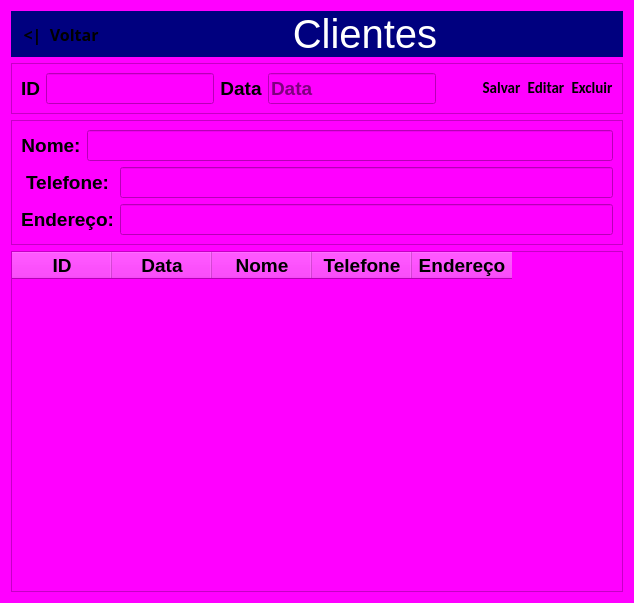
First picture: the form in gui/Clientes.ui, repository kadu13/PySide, before the edit.
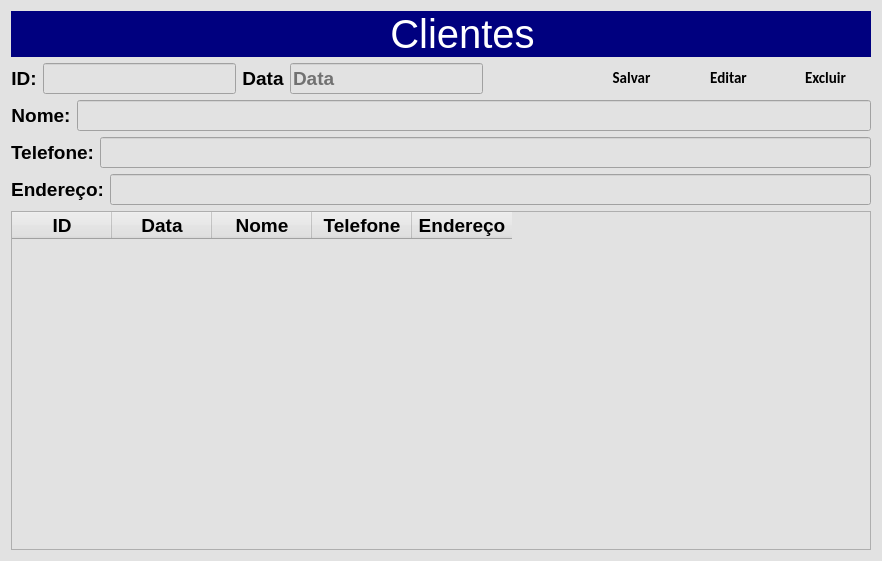
Second picture: the form after the edit. Icons and pictures are not drawn.

What changed in the file:
```diff
--- a/gui/Clientes.ui
+++ b/gui/Clientes.ui
@@ -6,17 +6,17 @@
    <rect>
     <x>0</x>
     <y>0</y>
-    <width>634</width>
-    <height>603</height>
+    <width>882</width>
+    <height>561</height>
    </rect>
   </property>
   <property name="windowTitle">
    <string>Dialog</string>
   </property>
   <property name="styleSheet">
-   <string notr="true">background-color: rgb(255, 0, 255);</string>
+   <string notr="true">background-color: rgb(226, 226, 226);</string>
   </property>
-  <layout class="QGridLayout" name="gridLayout_3">
+  <layout class="QGridLayout" name="gridLayout">
    <item row="0" column="0">
     <layout class="QHBoxLayout" name="horizontalLayout">
      <property name="spacing">
@@ -62,11 +62,15 @@
 </string>
        </property>
        <property name="text">
-        <string>   &lt;|  Voltar  </string>
+        <string/>
+       </property>
+       <property name="icon">
+        <iconset resource="icons.qrc">
+         <normaloff>:/image/imagens/voltar1.png</normaloff>:/image/imagens/voltar1.png</iconset>
        </property>
        <property name="iconSize">
         <size>
-         <width>45</width>
+         <width>80</width>
          <height>45</height>
         </size>
        </property>
@@ -100,16 +104,90 @@
     </layout>
    </item>
    <item row="1" column="0">
-    <widget class="QFrame" name="frame">
-     <property name="frameShape">
-      <enum>QFrame::StyledPanel</enum>
-     </property>
-     <property name="frameShadow">
-      <enum>QFrame::Plain</enum>
-     </property>
      <layout class="QGridLayout" name="gridLayout_2">
-      <item row="1" column="3">
+     <item row="0" column="0">
+      <widget class="QLabel" name="label_3">
+       <property name="sizePolicy">
+        <sizepolicy hsizetype="Fixed" vsizetype="Fixed">
+         <horstretch>0</horstretch>
+         <verstretch>0</verstretch>
+        </sizepolicy>
+       </property>
+       <property name="font">
+        <font>
+         <pointsize>14</pointsize>
+         <weight>75</weight>
+         <bold>true</bold>
+        </font>
+       </property>
+       <property name="text">
+        <string>ID:</string>
+       </property>
+       <property name="textFormat">
+        <enum>Qt::AutoText</enum>
+       </property>
+       <property name="alignment">
+        <set>Qt::AlignCenter</set>
+       </property>
+      </widget>
+     </item>
+     <item row="0" column="1">
+      <widget class="QLineEdit" name="L_Id">
+       <property name="enabled">
+        <bool>false</bool>
+       </property>
+       <property name="sizePolicy">
+        <sizepolicy hsizetype="Fixed" vsizetype="Fixed">
+         <horstretch>0</horstretch>
+         <verstretch>0</verstretch>
+        </sizepolicy>
+       </property>
+       <property name="font">
+        <font>
+         <pointsize>14</pointsize>
+         <weight>75</weight>
+         <bold>true</bold>
+        </font>
+       </property>
+       <property name="cursorPosition">
+        <number>0</number>
+       </property>
+      </widget>
+     </item>
+     <item row="0" column="2">
+      <widget class="QLabel" name="label_2">
+       <property name="sizePolicy">
+        <sizepolicy hsizetype="Fixed" vsizetype="Fixed">
+         <horstretch>0</horstretch>
+         <verstretch>0</verstretch>
+        </sizepolicy>
+       </property>
+       <property name="font">
+        <font>
+         <pointsize>14</pointsize>
+         <weight>75</weight>
+         <bold>true</bold>
+        </font>
+       </property>
+       <property name="text">
+        <string>Data</string>
+       </property>
+       <property name="textFormat">
+        <enum>Qt::AutoText</enum>
+       </property>
+       <property name="alignment">
+        <set>Qt::AlignCenter</set>
+       </property>
+      </widget>
+     </item>
+     <item row="0" column="3">
        <widget class="QLineEdit" name="L_Data">
+       <property name="sizePolicy">
+        <sizepolicy hsizetype="Fixed" vsizetype="Fixed">
+         <horstretch>0</horstretch>
+         <verstretch>0</verstretch>
+        </sizepolicy>
+       </property>
         <property name="font">
          <font>
           <pointsize>14</pointsize>
@@ -131,121 +209,7 @@
         </property>
        </widget>
       </item>
-      <item row="1" column="0">
-       <widget class="QLabel" name="label_3">
-        <property name="font">
-         <font>
-          <pointsize>14</pointsize>
-          <weight>75</weight>
-          <bold>true</bold>
-         </font>
-        </property>
-        <property name="text">
-         <string>ID</string>
-        </property>
-        <property name="textFormat">
-         <enum>Qt::AutoText</enum>
-        </property>
-        <property name="alignment">
-         <set>Qt::AlignCenter</set>
-        </property>
-       </widget>
-      </item>
-      <item row="1" column="7">
-       <widget class="QPushButton" name="btn_Excluir">
-        <property name="font">
-         <font>
-          <family>Calibri</family>
-          <pointsize>11</pointsize>
-          <weight>75</weight>
-          <bold>true</bold>
-         </font>
-        </property>
-        <property name="cursor">
-         <cursorShape>PointingHandCursor</cursorShape>
-        </property>
-        <property name="toolTip">
-         <string>Excluir</string>
-        </property>
-        <property name="styleSheet">
-         <string notr="true">QPushButton{
-   border-radius: 8px
-}
-
-QPushButton:hover{
-  background-color:rgb(50,50,50);
-  color:rgb(200,200,200)
-}
-
-QPushButton:pressed{
-  background-color:rgb(35,35,35);
-  color:rgb(200,200,200)
-}
-</string>
-        </property>
-        <property name="text">
-         <string>Excluir</string>
-        </property>
-        <property name="icon">
-         <iconset resource="icons.qrc">
-          <normaloff>:/image/imagens/close.png</normaloff>:/image/imagens/close.png</iconset>
-        </property>
-        <property name="iconSize">
-         <size>
-          <width>45</width>
-          <height>36</height>
-         </size>
-        </property>
-       </widget>
-      </item>
-      <item row="1" column="5">
-       <widget class="QPushButton" name="btn_Salvar">
-        <property name="font">
-         <font>
-          <family>Calibri</family>
-          <pointsize>11</pointsize>
-          <weight>75</weight>
-          <bold>true</bold>
-         </font>
-        </property>
-        <property name="cursor">
-         <cursorShape>PointingHandCursor</cursorShape>
-        </property>
-        <property name="toolTip">
-         <string>Salvar</string>
-        </property>
-        <property name="styleSheet">
-         <string notr="true">QPushButton{
-   border-radius: 8px
-}
-
-QPushButton:hover{
-  background-color:rgb(50,50,50);
-  color:rgb(200,200,200)
-}
-
-QPushButton:pressed{
-  background-color:rgb(35,35,35);
-  color:rgb(200,200,200)
-}
-</string>
-        </property>
-        <property name="text">
-         <string>Salvar</string>
-        </property>
-        <property name="icon">
-         <iconset resource="icons.qrc">
-          <normaloff>:/image/imagens/media-floppy.32.png</normaloff>:/image/imagens/media-floppy.32.png</iconset>
-        </property>
-        <property name="iconSize">
-         <size>
-          <width>45</width>
-          <height>45</height>
-         </size>
-        </property>
-       </widget>
-      </item>
-      <item row="1" column="4">
+     <item row="0" column="4">
        <widget class="QPushButton" name="btn_Calendario">
         <property name="font">
          <font>
@@ -292,41 +256,54 @@
         </property>
        </widget>
       </item>
-      <item row="1" column="1">
-       <widget class="QLineEdit" name="L_Id">
+     <item row="0" column="5">
+      <widget class="QPushButton" name="btn_Salvar">
         <property name="font">
          <font>
-          <pointsize>14</pointsize>
+         <family>Calibri</family>
+         <pointsize>11</pointsize>
           <weight>75</weight>
           <bold>true</bold>
          </font>
         </property>
-        <property name="cursorPosition">
-         <number>0</number>
-        </property>
-       </widget>
-      </item>
-      <item row="1" column="2">
-       <widget class="QLabel" name="label_2">
-        <property name="font">
-         <font>
-          <pointsize>14</pointsize>
-          <weight>75</weight>
-          <bold>true</bold>
-         </font>
+       <property name="cursor">
+        <cursorShape>PointingHandCursor</cursorShape>
+       </property>
+       <property name="toolTip">
+        <string>Salvar</string>
+       </property>
+       <property name="styleSheet">
+        <string notr="true">QPushButton{
+   border-radius: 8px
+}
+
+QPushButton:hover{
+  background-color:rgb(50,50,50);
+  color:rgb(200,200,200)
+}
+
+QPushButton:pressed{
+  background-color:rgb(35,35,35);
+  color:rgb(200,200,200)
+}
+</string>
         </property>
         <property name="text">
-         <string>Data</string>
-        </property>
-        <property name="textFormat">
-         <enum>Qt::AutoText</enum>
-        </property>
-        <property name="alignment">
-         <set>Qt::AlignCenter</set>
+        <string>Salvar</string>
+       </property>
+       <property name="icon">
+        <iconset resource="icons.qrc">
+         <normaloff>:/image/imagens/media-floppy.32.png</normaloff>:/image/imagens/media-floppy.32.png</iconset>
+       </property>
+       <property name="iconSize">
+        <size>
+         <width>45</width>
+         <height>45</height>
+        </size>
         </property>
        </widget>
       </item>
-      <item row="1" column="6">
+     <item row="0" column="6">
        <widget class="QPushButton" name="btn_Editar">
         <property name="font">
          <font>
@@ -368,23 +345,62 @@
         <property name="iconSize">
          <size>
           <width>45</width>
-          <height>45</height>
+         <height>36</height>
+        </size>
+       </property>
+      </widget>
+     </item>
+     <item row="0" column="7">
+      <widget class="QPushButton" name="btn_Excluir">
+       <property name="font">
+        <font>
+         <family>Calibri</family>
+         <pointsize>11</pointsize>
+         <weight>75</weight>
+         <bold>true</bold>
+        </font>
+       </property>
+       <property name="cursor">
+        <cursorShape>PointingHandCursor</cursorShape>
+       </property>
+       <property name="toolTip">
+        <string>Excluir</string>
+       </property>
+       <property name="styleSheet">
+        <string notr="true">QPushButton{
+   border-radius: 8px
+}
+
+QPushButton:hover{
+  background-color:rgb(50,50,50);
+  color:rgb(200,200,200)
+}
+
+QPushButton:pressed{
+  background-color:rgb(35,35,35);
+  color:rgb(200,200,200)
+}
+</string>
+       </property>
+       <property name="text">
+        <string>Excluir</string>
+       </property>
+       <property name="icon">
+        <iconset resource="icons.qrc">
+         <normaloff>:/image/imagens/excluir-arquivo.png</normaloff>:/image/imagens/excluir-arquivo.png</iconset>
+       </property>
+       <property name="iconSize">
+        <size>
+         <width>45</width>
+         <height>36</height>
          </size>
         </property>
        </widget>
       </item>
      </layout>
-    </widget>
    </item>
    <item row="2" column="0">
-    <widget class="QFrame" name="frame_2">
-     <property name="frameShape">
-      <enum>QFrame::StyledPanel</enum>
-     </property>
-     <property name="frameShadow">
-      <enum>QFrame::Plain</enum>
-     </property>
-     <layout class="QGridLayout" name="gridLayout">
+    <layout class="QGridLayout" name="gridLayout_3">
       <item row="0" column="0">
        <widget class="QLabel" name="label_4">
         <property name="font">
@@ -405,7 +421,7 @@
         </property>
        </widget>
       </item>
-      <item row="0" column="1" colspan="2">
+     <item row="0" column="1">
        <widget class="QLineEdit" name="L_Nome">
         <property name="font">
          <font>
@@ -419,7 +435,11 @@
         </property>
        </widget>
       </item>
-      <item row="1" column="0" colspan="2">
+    </layout>
+   </item>
+   <item row="3" column="0">
+    <layout class="QGridLayout" name="gridLayout_4">
+     <item row="0" column="0">
        <widget class="QLabel" name="label_5">
         <property name="font">
          <font>
@@ -439,7 +459,7 @@
         </property>
        </widget>
       </item>
-      <item row="1" column="2">
+     <item row="0" column="1">
        <widget class="QLineEdit" name="L_Telefone">
         <property name="font">
          <font>
@@ -456,7 +476,11 @@
         </property>
        </widget>
       </item>
-      <item row="2" column="0" colspan="2">
+    </layout>
+   </item>
+   <item row="4" column="0">
+    <layout class="QGridLayout" name="gridLayout_5">
+     <item row="0" column="0">
        <widget class="QLabel" name="label_6">
         <property name="font">
          <font>
@@ -476,7 +500,7 @@
         </property>
        </widget>
       </item>
-      <item row="2" column="2">
+     <item row="0" column="1">
        <widget class="QLineEdit" name="L_Endereco">
         <property name="font">
          <font>
@@ -491,9 +515,8 @@
        </widget>
       </item>
      </layout>
-    </widget>
    </item>
-   <item row="3" column="0">
+   <item row="5" column="0">
     <widget class="QTableWidget" name="Tab_CadClientes">
      <column>
       <property name="text">
```
Left out of the diff: 8 changed lines with no effect on the pictures. Lines whose indentation alone changed are shown as unchanged.
